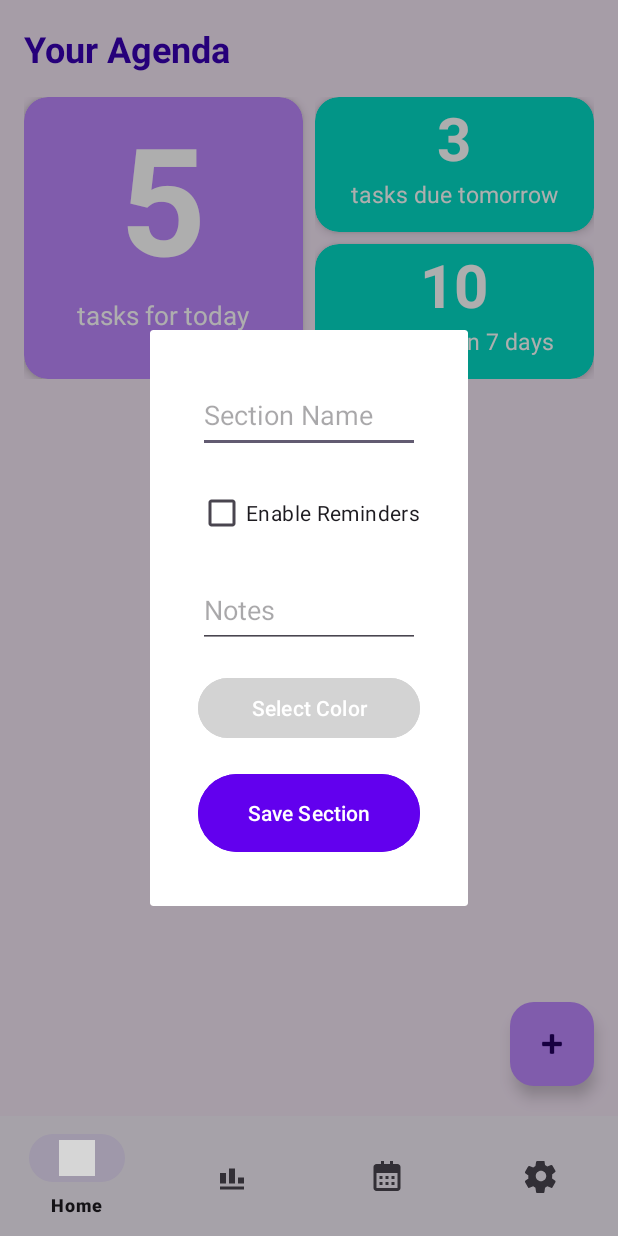
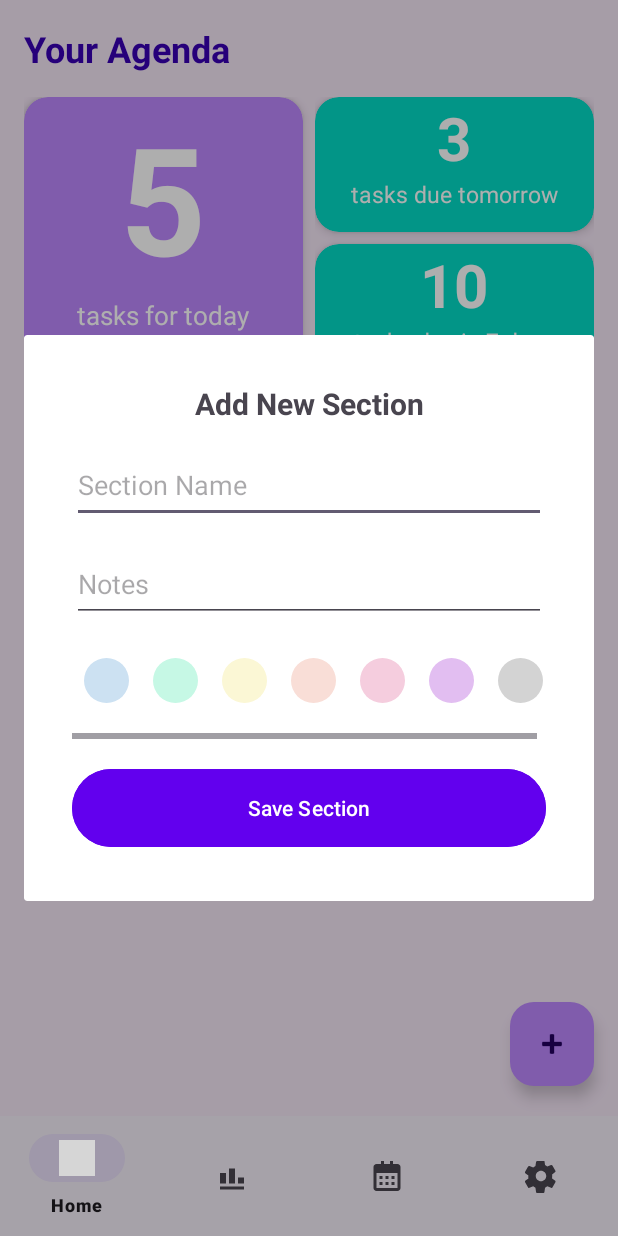
Before and after one commit to Yana7153/DreamPlan2, an Android app: the screen it shows after launch (MainActivity), after a tap on "Add Section", on a phone screen of 412 x 824 dp. Run offline under Robolectric (Android 15) with nearby library versions, the phone set to English and light mode, and no system bars; our stand-ins replace Room's generated code; grey boxes are pictures that could not be loaded.

Commit message:
Added color panel

```diff
--- a/app/src/main/java/com/example/dreamplan/HomeFragment.java
+++ b/app/src/main/java/com/example/dreamplan/HomeFragment.java
@@ -10,6 +10,7 @@ import android.view.View;
 import android.view.ViewGroup;
 import android.widget.Button;
 import android.widget.EditText;
+import android.widget.ImageView;
 import android.widget.Toast;
 
 import androidx.annotation.NonNull;
@@ -77,7 +78,7 @@ import java.util.List;public class HomeFragment extends Fragment {
         EditText sectionName = sectionDialog.findViewById(R.id.et_section_name);
         EditText notes = sectionDialog.findViewById(R.id.et_notes);
         Button saveSectionButton = sectionDialog.findViewById(R.id.btn_save_section);
-        Button colorButton = sectionDialog.findViewById(R.id.btn_select_color);  // Color selection button
+  //      Button colorButton = sectionDialog.findViewById(R.id.btn_select_color);  // Color selection button
 
         // Default color (can be modified later)
         final String[] selectedColor = new String[]{section.getColor()};  // Use the color of the current section
@@ -85,19 +86,19 @@ import java.util.List;public class HomeFragment extends Fragment {
         // Set the initial values in the EditTexts based on the section being edited
         sectionName.setText(section.getName());
         notes.setText(section.getNotes());
-        colorButton.setBackgroundColor(Color.parseColor(selectedColor[0]));
+      //  colorButton.setBackgroundColor(Color.parseColor(selectedColor[0]));
 
         // Show color selection dialog when button is clicked
-        colorButton.setOnClickListener(v -> {
-            final String[] colors = {"#FF6200EE", "#FF5722", "#8BC34A", "#03A9F4", "#9C27B0"};
-            new AlertDialog.Builder(getContext())
-                    .setTitle("Select Color")
-                    .setItems(new String[]{"Purple", "Red", "Green", "Blue", "Pink"}, (dialog, which) -> {
-                        selectedColor[0] = colors[which];
-                        colorButton.setBackgroundColor(Color.parseColor(selectedColor[0])); // Update button color
-                    })
-                    .show();
-        });
+//        colorButton.setOnClickListener(v -> {
+//            final String[] colors = {"#FF6200EE", "#FF5722", "#8BC34A", "#03A9F4", "#9C27B0"};
+//            new AlertDialog.Builder(getContext())
+//                    .setTitle("Select Color")
+//                    .setItems(new String[]{"Purple", "Red", "Green", "Blue", "Pink"}, (dialog, which) -> {
+//                        selectedColor[0] = colors[which];
+//                        colorButton.setBackgroundColor(Color.parseColor(selectedColor[0])); // Update button color
+//                    })
+//                    .show();
+//        });
 
         // Save section button click listener
         saveSectionButton.setOnClickListener(v -> {
@@ -139,28 +140,27 @@ import java.util.List;public class HomeFragment extends Fragment {
         EditText sectionName = sectionDialog.findViewById(R.id.et_section_name);
         EditText notes = sectionDialog.findViewById(R.id.et_notes);
         Button saveSectionButton = sectionDialog.findViewById(R.id.btn_save_section);
-        Button colorButton = sectionDialog.findViewById(R.id.btn_select_color);  // Color selection button
 
-        // Check if saveSectionButton is null
-        if (saveSectionButton == null) {
-            Log.e("HomeFragment", "Save button not found in the dialog layout.");
-            return;
-        }
+        // Get references to the color circles
+        ImageView colorCircle1 = sectionDialog.findViewById(R.id.color_circle_1);
+        ImageView colorCircle2 = sectionDialog.findViewById(R.id.color_circle_2);
+        ImageView colorCircle3 = sectionDialog.findViewById(R.id.color_circle_3);
+        ImageView colorCircle4 = sectionDialog.findViewById(R.id.color_circle_4);
+        ImageView colorCircle5 = sectionDialog.findViewById(R.id.color_circle_5);
+        ImageView colorCircle6 = sectionDialog.findViewById(R.id.color_circle_6);
+        ImageView colorCircle7 = sectionDialog.findViewById(R.id.color_circle_7);
 
         // Default color (can be modified later)
         final String[] selectedColor = new String[]{"#D3D3D3"};  // Default color (light gray)
 
-        // Show color selection dialog when button is clicked
-        colorButton.setOnClickListener(v -> {
-            final String[] colors = {"#FF6200EE", "#FF5722", "#8BC34A", "#03A9F4", "#9C27B0"};
-            new AlertDialog.Builder(getContext())
-                    .setTitle("Select Color")
-                    .setItems(new String[]{"Purple", "Red", "Green", "Blue", "Pink"}, (dialog, which) -> {
-                        selectedColor[0] = colors[which];
-                        colorButton.setBackgroundColor(Color.parseColor(selectedColor[0])); // Update button color
-                    })
-                    .show();
-        });
+        // Set click listeners for the color circles
+        colorCircle1.setOnClickListener(v -> selectedColor[0] = "#CCE1F2");
+        colorCircle2.setOnClickListener(v -> selectedColor[0] = "#C6F8E5");
+        colorCircle3.setOnClickListener(v -> selectedColor[0] = "#FBF7D5");
+        colorCircle4.setOnClickListener(v -> selectedColor[0] = "#F9DED7");
+        colorCircle5.setOnClickListener(v -> selectedColor[0] = "#F5CDDE");
+        colorCircle6.setOnClickListener(v -> selectedColor[0] = "#E2BEF1");
+        colorCircle7.setOnClickListener(v -> selectedColor[0] = "#D3D3D3");
 
         // Save section button click listener
         saveSectionButton.setOnClickListener(v -> {
@@ -176,8 +176,10 @@ import java.util.List;public class HomeFragment extends Fragment {
             Section newSection = new Section(0, name, selectedColor[0], notesText);
             dbManager.insertSection(newSection);
 
-            sectionList = dbManager.getAllSections();  // Re-fetch data from DB
-            sectionAdapter.notifyDataSetChanged();  // Notify the adapter about the new section
+            // Update the RecyclerView
+            sectionList.clear(); // Clear the existing list
+            sectionList.addAll(dbManager.getAllSections()); // Re-fetch all sections from the database
+            sectionAdapter.notifyDataSetChanged(); // Notify the adapter about the data change
 
             sectionDialog.dismiss();  // Dismiss the dialog after saving the section
         });
--- a/app/src/main/java/com/example/dreamplan/adapters/SectionAdapter.java
+++ b/app/src/main/java/com/example/dreamplan/adapters/SectionAdapter.java
@@ -3,6 +3,7 @@ package com.example.dreamplan.adapters;
 import android.app.AlertDialog;
 import android.content.Context;
 import android.graphics.Color;
+import android.util.Log;
 import android.view.LayoutInflater;
 import android.view.View;
 import android.view.ViewGroup;
@@ -31,21 +32,20 @@ public class SectionAdapter extends RecyclerView.Adapter<SectionAdapter.SectionV
     @Override
     public SectionViewHolder onCreateViewHolder(ViewGroup parent, int viewType) {
         View view = LayoutInflater.from(context).inflate(R.layout.item_section, parent, false);
-        return new SectionViewHolder(view);
+        return new SectionViewHolder(view, this); // Pass 'this' (adapter instance)
     }
 
     @Override
     public void onBindViewHolder(SectionViewHolder holder, int position) {
+        if (sectionList == null || sectionList.isEmpty()) {
+            return; // Do nothing if the list is null or empty
+        }
         Section section = sectionList.get(position);
         holder.sectionName.setText(section.getName());
         holder.sectionNotes.setText(section.getNotes());
 
-        // Set the background color of the item based on the section's color
-        if (section.getColor() != null && !section.getColor().isEmpty()) {
-            holder.itemView.setBackgroundColor(Color.parseColor(section.getColor())); // Use the stored color
-        } else {
-            holder.itemView.setBackgroundColor(Color.parseColor("#D3D3D3")); // Default color (light gray)
-        }
+        // Use a color from your palette
+        holder.itemView.setBackgroundColor(Color.parseColor("#CCE1F2")); // Light blue
     }
 
     @Override
@@ -81,14 +81,29 @@ public class SectionAdapter extends RecyclerView.Adapter<SectionAdapter.SectionV
                 .show();
     }
 
-    public static class SectionViewHolder extends RecyclerView.ViewHolder {
+    public static class SectionViewHolder extends RecyclerView.ViewHolder implements View.OnClickListener {
         TextView sectionName;
         TextView sectionNotes;
+        private SectionAdapter adapter;
 
-        public SectionViewHolder(View itemView) {
+        public SectionViewHolder(View itemView, SectionAdapter adapter) {
             super(itemView);
             sectionName = itemView.findViewById(R.id.sectionName);
             sectionNotes = itemView.findViewById(R.id.sectionNotes);
+            this.adapter = adapter; // Initialize the adapter
+            itemView.setOnClickListener(this); // Set click listener
         }
+
+        @Override
+        public void onClick(View v) {
+            int position = getAdapterPosition();
+            if (position != RecyclerView.NO_POSITION) {
+                Section section = adapter.sectionList.get(position);
+                Log.d("SectionAdapter", "Section clicked: " + section.getName());
+                adapter.homeFragment.openSectionDetail(section); // Open SectionDetailFragment
+            }
+        }
+
+
     }
 }
--- a/app/src/main/java/com/example/dreamplan/database/DatabaseManager.java
+++ b/app/src/main/java/com/example/dreamplan/database/DatabaseManager.java
@@ -7,6 +7,7 @@ import android.database.sqlite.SQLiteDatabase;
 import android.database.sqlite.SQLiteOpenHelper;
 import android.content.ContentValues;
 import android.database.Cursor;
+import android.util.Log;
 
 import java.util.ArrayList;
 import java.util.List;
@@ -72,14 +73,15 @@ public class DatabaseManager extends SQLiteOpenHelper {
 
     // 🔹 INSERT SECTION
     public void insertSection(Section section) {
-        // Assuming you have a SQLite database, here's an example of how you'd insert the section with color:
+        SQLiteDatabase db = this.getWritableDatabase(); // Initialize the database
         ContentValues values = new ContentValues();
-        values.put("name", section.getName());
-        values.put("color", section.getColor());  // Store the selected color
-        values.put("notes", section.getNotes());
+        values.put(COLUMN_NAME, section.getName());
+        values.put(COLUMN_COLOR, section.getColor());  // Store the selected color
+        values.put(COLUMN_NOTES, section.getNotes());
 
         // Insert into the database
-        db.insert("sections", null, values);
+        db.insert(TABLE_SECTIONS, null, values);
+        db.close(); // Close the database
     }
 
 
@@ -169,6 +171,7 @@ public class DatabaseManager extends SQLiteOpenHelper {
                 String color = cursor.getString(cursor.getColumnIndexOrThrow(COLUMN_COLOR));
                 String notes = cursor.getString(cursor.getColumnIndexOrThrow(COLUMN_NOTES));
                 sections.add(new Section(id, name, color, notes));
+                Log.d("DatabaseManager", "Section fetched: " + name); // Log each section
             } while (cursor.moveToNext());
         }
         cursor.close();
--- /dev/null
+++ b/app/src/main/res/drawable/circle_background_1.xml
@@ -0,0 +1,6 @@
+<?xml version="1.0" encoding="utf-8"?>
+<shape xmlns:android="http://schemas.android.com/apk/res/android"
+    android:shape="oval">
+    <solid android:color="#CCE1F2"/>
+    <size android:width="40dp" android:height="40dp"/>
+</shape>
--- /dev/null
+++ b/app/src/main/res/drawable/circle_background_2.xml
@@ -0,0 +1,6 @@
+<?xml version="1.0" encoding="utf-8"?>
+<shape xmlns:android="http://schemas.android.com/apk/res/android"
+    android:shape="oval">
+    <solid android:color="#C6F8E5"/>
+    <size android:width="40dp" android:height="40dp"/>
+</shape>
--- /dev/null
+++ b/app/src/main/res/drawable/circle_background_3.xml
@@ -0,0 +1,6 @@
+<?xml version="1.0" encoding="utf-8"?>
+<shape xmlns:android="http://schemas.android.com/apk/res/android"
+    android:shape="oval">
+    <solid android:color="#FBF7D5"/>
+    <size android:width="40dp" android:height="40dp"/>
+</shape>
--- /dev/null
+++ b/app/src/main/res/drawable/circle_background_4.xml
@@ -0,0 +1,6 @@
+<?xml version="1.0" encoding="utf-8"?>
+<shape xmlns:android="http://schemas.android.com/apk/res/android"
+    android:shape="oval">
+    <solid android:color="#F9DED7"/>
+    <size android:width="40dp" android:height="40dp"/>
+</shape>
--- /dev/null
+++ b/app/src/main/res/drawable/circle_background_5.xml
@@ -0,0 +1,6 @@
+<?xml version="1.0" encoding="utf-8"?>
+<shape xmlns:android="http://schemas.android.com/apk/res/android"
+    android:shape="oval">
+    <solid android:color="#F5CDDE"/>
+    <size android:width="40dp" android:height="40dp"/>
+</shape>
--- /dev/null
+++ b/app/src/main/res/drawable/circle_background_6.xml
@@ -0,0 +1,6 @@
+<?xml version="1.0" encoding="utf-8"?>
+<shape xmlns:android="http://schemas.android.com/apk/res/android"
+    android:shape="oval">
+    <solid android:color="#E2BEF1"/>
+    <size android:width="40dp" android:height="40dp"/>
+</shape>
--- /dev/null
+++ b/app/src/main/res/drawable/circle_background_7.xml
@@ -0,0 +1,6 @@
+<?xml version="1.0" encoding="utf-8"?>
+<shape xmlns:android="http://schemas.android.com/apk/res/android"
+    android:shape="oval">
+    <solid android:color="#D3D3D3"/>
+    <size android:width="40dp" android:height="40dp"/>
+</shape>
--- a/app/src/main/res/drawable/dialog_background.xml
+++ b/app/src/main/res/drawable/dialog_background.xml
@@ -1,5 +1,5 @@
 <!-- res/drawable/dialog_background.xml -->
 <shape xmlns:android="http://schemas.android.com/apk/res/android">
     <solid android:color="@color/white"/> <!-- Background color -->
-    <corners android:radius="16dp"/> <!-- Rounded corners -->
+    <corners android:radius="36dp"/> <!-- Rounded corners -->
 </shape>
--- a/app/src/main/res/layout/item_section.xml
+++ b/app/src/main/res/layout/item_section.xml
@@ -6,7 +6,8 @@
     android:padding="16dp"
     android:background="@color/lighter_gray"
     android:clickable="true"
-    android:focusable="true">
+    android:focusable="true"
+    android:layout_marginBottom="8dp"> <!-- Add this line to create space between sections -->
 
     <!-- Section Name -->
     <TextView
@@ -34,5 +35,4 @@
         android:visibility="gone"
         android:layout_marginTop="8dp"
         android:backgroundTint="@color/red"/>
-
 </LinearLayout>
--- a/app/src/main/res/layout/task_input_dialog.xml
+++ b/app/src/main/res/layout/task_input_dialog.xml
@@ -1,4 +1,3 @@
-<?xml version="1.0" encoding="utf-8"?>
 <ScrollView
     xmlns:android="http://schemas.android.com/apk/res/android"
     xmlns:app="http://schemas.android.com/apk/res-auto"
@@ -13,6 +12,17 @@
         android:orientation="vertical"
         android:padding="16dp">
 
+        <!-- Dialog Title -->
+        <TextView
+            android:id="@+id/dialog_title"
+            android:layout_width="match_parent"
+            android:layout_height="wrap_content"
+            android:text="Add New Section"
+            android:textSize="20sp"
+            android:textStyle="bold"
+            android:gravity="center"
+            android:layout_marginBottom="16dp"/>
+
         <!-- Section Name -->
         <EditText
             android:id="@+id/et_section_name"
@@ -20,28 +30,6 @@
             android:layout_height="50dp"
             android:hint="Section Name"
             android:inputType="text"
-            android:layout_marginBottom="16dp"/>
-
-        <!-- Date Picker -->
-<!--        <DatePicker-->
-<!--            android:id="@+id/date_picker"-->
-<!--            android:layout_width="wrap_content"-->
-<!--            android:layout_height="wrap_content"-->
-<!--            android:layout_marginBottom="16dp"/>-->
-
-<!--        &lt;!&ndash; Priority Spinner &ndash;&gt;-->
-<!--        <Spinner-->
-<!--            android:id="@+id/spinner_priority"-->
-<!--            android:layout_width="match_parent"-->
-<!--            android:layout_height="wrap_content"-->
-<!--            android:layout_marginBottom="16dp"/>-->
-
-        <!-- Reminders Checkbox -->
-        <CheckBox
-            android:id="@+id/cb_reminders"
-            android:layout_width="wrap_content"
-            android:layout_height="wrap_content"
-            android:text="Enable Reminders"
             android:layout_marginBottom="16dp"/>
 
         <!-- Notes -->
@@ -53,16 +41,99 @@
             android:inputType="textMultiLine"
             android:layout_marginBottom="16dp"/>
 
-        <!-- Color Selection Button -->
-        <Button
-            android:id="@+id/btn_select_color"
+        <!-- Color Selection Circles (Horizontal ScrollView) -->
+        <HorizontalScrollView
             android:layout_width="match_parent"
             android:layout_height="wrap_content"
-            android:text="Select Color"
-            android:backgroundTint="@color/lighter_gray"
-            android:textColor="@color/white"
-            android:layout_marginBottom="16dp" />
+            android:layout_marginBottom="16dp">
+        <!-- Color Selection Circles -->
+        <LinearLayout
+            android:id="@+id/color_picker"
+            android:layout_width="match_parent"
+            android:layout_height="wrap_content"
+            android:orientation="horizontal"
+            android:layout_marginBottom="16dp"
+            android:gravity="center">
 
+            <!-- Color Circle 1 -->
+            <ImageView
+                android:id="@+id/color_circle_1"
+                android:layout_width="30dp"
+                android:layout_height="30dp"
+                android:background="@drawable/circle_background_1"
+                android:contentDescription="Color 1"
+                android:clickable="true"
+                android:focusable="true"
+                android:layout_margin="8dp"/>
+
+            <!-- Color Circle 2 -->
+            <ImageView
+                android:id="@+id/color_circle_2"
+                android:layout_width="30dp"
+                android:layout_height="30dp"
+                android:background="@drawable/circle_background_2"
+                android:contentDescription="Color 2"
+                android:clickable="true"
+                android:focusable="true"
+                android:layout_margin="8dp"/>
+
+            <!-- Color Circle 3 -->
+            <ImageView
+                android:id="@+id/color_circle_3"
+                android:layout_width="30dp"
+                android:layout_height="30dp"
+                android:background="@drawable/circle_background_3"
+                android:contentDescription="Color 3"
+                android:clickable="true"
+                android:focusable="true"
+                android:layout_margin="8dp"/>
+
+            <!-- Color Circle 4 -->
+            <ImageView
+                android:id="@+id/color_circle_4"
+                android:layout_width="30dp"
+                android:layout_height="30dp"
+                android:background="@drawable/circle_background_4"
+                android:contentDescription="Color 4"
+                android:clickable="true"
+                android:focusable="true"
+                android:layout_margin="8dp"/>
+
+            <!-- Color Circle 5 -->
+            <ImageView
+                android:id="@+id/color_circle_5"
+                android:layout_width="30dp"
+                android:layout_height="30dp"
+                android:background="@drawable/circle_background_5"
+                android:contentDescription="Color 5"
+                android:clickable="true"
+                android:focusable="true"
+                android:layout_margin="8dp"/>
+
+            <!-- Color Circle 6 -->
+            <ImageView
+                android:id="@+id/color_circle_6"
+                android:layout_width="30dp"
+                android:layout_height="30dp"
+                android:background="@drawable/circle_background_6"
+                android:contentDescription="Color 6"
+                android:clickable="true"
+                android:focusable="true"
+                android:layout_margin="8dp"/>
+
+            <!-- Color Circle 7 -->
+            <ImageView
+                android:id="@+id/color_circle_7"
+                android:layout_width="30dp"
+                android:layout_height="30dp"
+                android:background="@drawable/circle_background_7"
+                android:contentDescription="Color 7"
+                android:clickable="true"
+                android:focusable="true"
+                android:layout_margin="8dp"/>
+        </LinearLayout>
+
+    </HorizontalScrollView>
         <!-- Save Button -->
         <Button
             android:id="@+id/btn_save_section"
```
